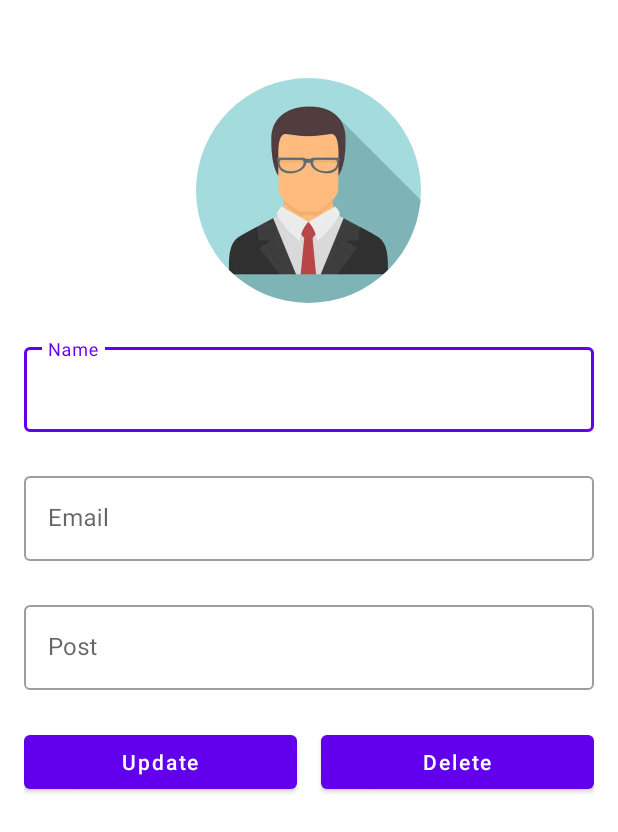
After one commit to Micoder-dev/College-Admin-Console-App, an Android app: the layout activity_update_teacher.xml on its own in the app's theme, with its tools: preview values and no code run, on a phone screen of 412 x 824 dp. The commit adds this screen. Shown: the top 832 px of the screen. Run offline under Robolectric (Android 15) with nearby library versions, the phone set to English and light mode, and no system bars.

Commit message:
update teacher design added & send data from recyclerview adapter to activity added & updated image added

```diff
--- a/app/src/main/AndroidManifest.xml
+++ b/app/src/main/AndroidManifest.xml
@@ -12,6 +12,9 @@
         android:roundIcon="@mipmap/ic_launcher_round"
         android:supportsRtl="true"
         android:theme="@style/Theme.CollegeApp">
+        <activity
+            android:name="com.micoder.collegeapp.faculty.UpdateTeacherActivity"
+            android:exported="false" />
         <activity
             android:name="com.micoder.collegeapp.faculty.AddTeacher"
             android:exported="false" />
--- /dev/null
+++ b/app/src/main/res/layout/activity_update_teacher.xml
@@ -0,0 +1,88 @@
+<?xml version="1.0" encoding="utf-8"?>
+<LinearLayout xmlns:android="http://schemas.android.com/apk/res/android"
+    xmlns:app="http://schemas.android.com/apk/res-auto"
+    xmlns:tools="http://schemas.android.com/tools"
+    android:layout_width="match_parent"
+    android:layout_height="match_parent"
+    android:orientation="vertical"
+    android:padding="16dp"
+    tools:context=".faculty.UpdateTeacherActivity">
+
+    <de.hdodenhof.circleimageview.CircleImageView
+        android:layout_width="150dp"
+        android:layout_height="150dp"
+        android:id="@+id/updateTeacherImage"
+        android:layout_gravity="center_horizontal"
+        android:src="@drawable/avatarprofile"
+        android:layout_marginTop="36dp"/>
+
+    <com.google.android.material.textfield.TextInputLayout
+        android:layout_width="match_parent"
+        android:layout_height="wrap_content"
+        android:layout_marginTop="24dp"
+        style="@style/Widget.MaterialComponents.TextInputLayout.OutlinedBox">
+
+        <com.google.android.material.textfield.TextInputEditText
+            android:layout_width="match_parent"
+            android:layout_height="wrap_content"
+            android:hint="Name"
+            android:inputType="text"
+            android:layout_marginTop="16dp"
+            android:id="@+id/updateTeacherName"/>
+    </com.google.android.material.textfield.TextInputLayout>
+
+    <com.google.android.material.textfield.TextInputLayout
+        android:layout_width="match_parent"
+        android:layout_height="wrap_content"
+        android:layout_marginTop="24dp"
+        style="@style/Widget.MaterialComponents.TextInputLayout.OutlinedBox">
+
+        <com.google.android.material.textfield.TextInputEditText
+            android:layout_width="match_parent"
+            android:layout_height="wrap_content"
+            android:hint="Email"
+            android:inputType="textEmailAddress"
+            android:layout_marginTop="16dp"
+            android:id="@+id/updateTeacherEmail"/>
+    </com.google.android.material.textfield.TextInputLayout>
+
+    <com.google.android.material.textfield.TextInputLayout
+        android:layout_width="match_parent"
+        android:layout_height="wrap_content"
+        android:layout_marginTop="24dp"
+        style="@style/Widget.MaterialComponents.TextInputLayout.OutlinedBox">
+
+        <com.google.android.material.textfield.TextInputEditText
+            android:layout_width="match_parent"
+            android:layout_height="wrap_content"
+            android:hint="Post"
+            android:inputType="text"
+            android:layout_marginTop="16dp"
+            android:id="@+id/updateTeacherPost"/>
+    </com.google.android.material.textfield.TextInputLayout>
+
+    <LinearLayout
+        android:layout_width="match_parent"
+        android:layout_height="wrap_content"
+        android:weightSum="2"
+        android:orientation="horizontal"
+        android:layout_marginTop="24dp">
+        <com.google.android.material.button.MaterialButton
+            android:layout_width="0dp"
+            android:layout_height="wrap_content"
+            android:layout_weight="1"
+            android:text="Update"
+            android:textAllCaps="false"
+            android:layout_marginRight="8dp"
+            android:id="@+id/updateTeacherBtn"/>
+        <com.google.android.material.button.MaterialButton
+            android:layout_width="0dp"
+            android:layout_height="wrap_content"
+            android:layout_weight="1"
+            android:text="Delete"
+            android:textAllCaps="false"
+            android:id="@+id/deleteTeacherBtn"
+            android:layout_marginLeft="8dp"/>
+    </LinearLayout>
+
+</LinearLayout>
```
Also changed, not shown: app/src/main/java/com/micoder/collegeapp/faculty/TeacherAdapter.java (+7 -1 lines), app/src/main/java/com/micoder/collegeapp/faculty/UpdateTeacherActivity.java (added, +84 -0 lines).
